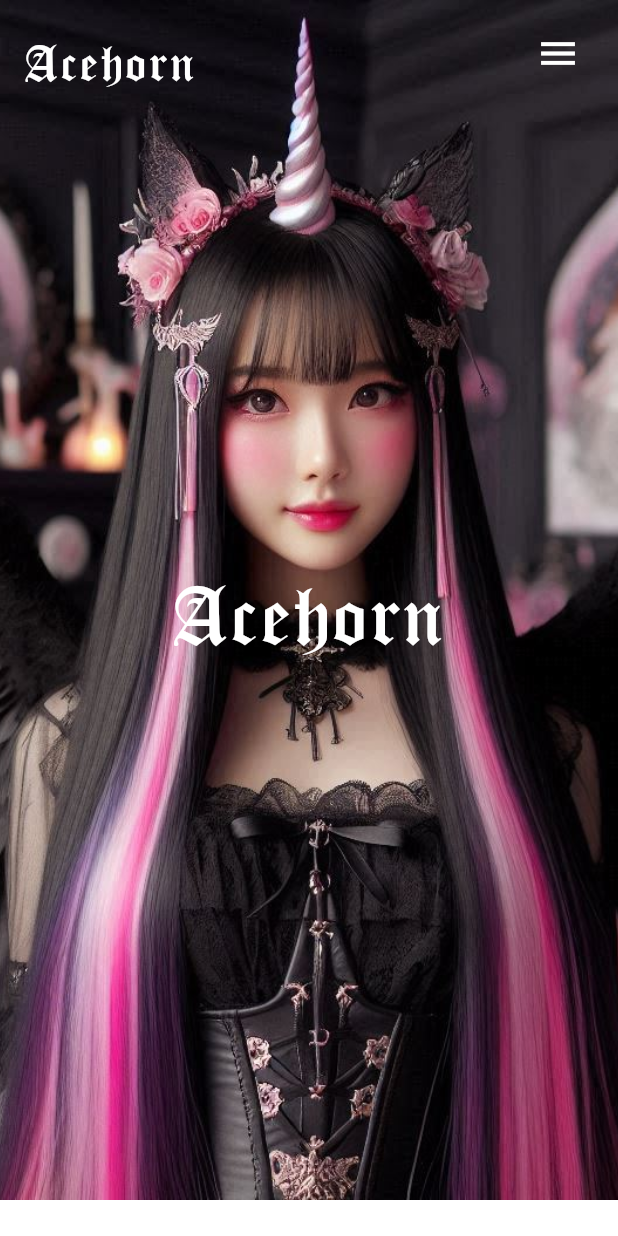
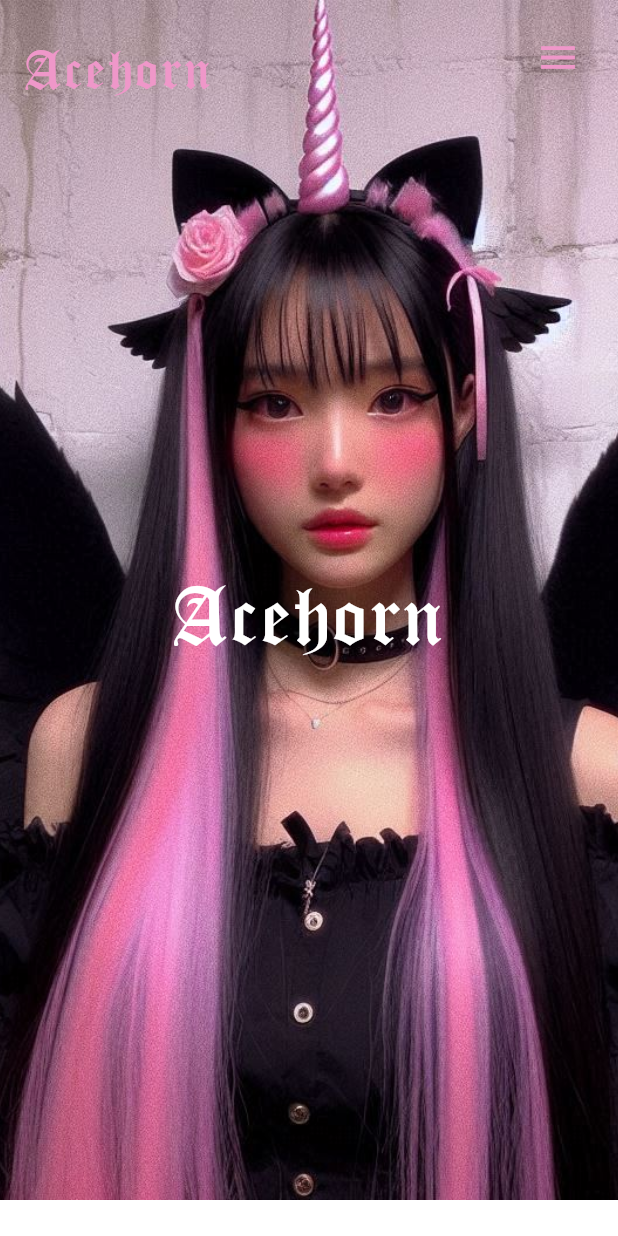
Before and after one commit to Acehorn/acehorn_web, a Flutter app: the screen it shows after launch, on a phone screen of 412 x 824 dp. Run offline on Flutter 3.47's test engine with Material 3 defaults, Android fonts, the phone set to English and light mode, and no system bars; our stand-ins replace fluro.

Commit message:
fix(Home): many fixes in home and side bar

```diff
--- a/lib/ui/home_page.dart
+++ b/lib/ui/home_page.dart
@@ -26,9 +26,9 @@ class _HomePageState extends State<HomePage> {
         child: Column(
           children: [
 
-           SectionWidget(title: 'Acehorn', backgroundImage: 'assets/images/home_image.jpeg', isButton: false, color: Colors.black,),
+           SectionWidget(title: 'Acehorn', backgroundImage: 'assets/images/contact_image.jpeg', isButton: false, color: Colors.black,),
            MusicSectionWidget(title: 'Music', album1: 'assets/images/saviours.jpg', album2: 'assets/images/bewitched.jpg', isButton: true,  onTap: () => _navigate(context, '/music'), backgroundColor: Colors.white,),
-            SectionWidget(title: 'Contact', backgroundImage: 'assets/images/contact_image.jpeg', isButton: true,  onTap: () => _navigate(context, '/contact'), color: Colors.black,),
+            SectionWidget(title: 'Contact', backgroundImage: 'assets/images/home_image.jpeg', isButton: true,  onTap: () => _navigate(context, '/contact'), color: Colors.black,),
             SingleImageSectionWidget(title: 'About Me', image: 'assets/images/about_image.jpeg',  isButton: true,  onTap: () => _navigate(context, '/about'), backgroundColor: Colors.white,),
           ],
         ),
@@ -38,6 +38,7 @@ class _HomePageState extends State<HomePage> {
 
 
   void _navigate(BuildContext context, String route) {
+    Navigator.pop(context);
     AppRouter.router.navigateTo(
       context,
       route,
--- a/lib/ui/widgets/floating_header.dart
+++ b/lib/ui/widgets/floating_header.dart
@@ -18,13 +18,14 @@ class FloatingHeader extends StatelessWidget {
             'Acehorn',
             style: TextStyle(
               fontFamily: 'Old London',
-              fontSize: 36,
-              color: Colors.white,
+              fontSize: 40,
+
+              color: Color.fromRGBO(239, 151, 201, 1),
               letterSpacing: 2,
             ),
           ),
           IconButton(
-            icon: const Icon(Icons.menu, color: Colors.white, size: 30),
+            icon: const Icon(Icons.menu,       color: Color.fromRGBO(239, 151, 201, 1), size: 30),
             onPressed: () => scaffoldKey.currentState?.openEndDrawer(),
           ),
         ],
--- a/lib/ui/widgets/side_menu.dart
+++ b/lib/ui/widgets/side_menu.dart
@@ -8,7 +8,7 @@ class SideMenu extends StatelessWidget {
   const SideMenu({super.key});
 
   void _navigate(BuildContext context, String route) {
-
+Navigator.pop(context);
     AppRouter.router.navigateTo(
       context,
       route,
@@ -20,7 +20,7 @@ class SideMenu extends StatelessWidget {
   @override
   Widget build(BuildContext context) {
     return Drawer(
-      backgroundColor: AppColors.accent.withValues(alpha: 0.95),
+      backgroundColor: AppColors.backgroundDark.withValues(alpha: 0.95),
       child: ListView(
         padding: const EdgeInsets.symmetric(vertical: 40, horizontal: 16),
         children: [
@@ -35,10 +35,9 @@ class SideMenu extends StatelessWidget {
           ),
           const SizedBox(height: 40),
           _menuItem(context, 'Home', '/'),
-          _menuItem(context, 'About', '/about'),
           _menuItem(context, 'Music', '/music'),
-          _menuItem(context, 'Tour', '/tour'),
           _menuItem(context, 'Contact', '/contact'),
+          _menuItem(context, 'About Me', '/about'),
         ],
       ),
     );
--- a/lib/ui/widgets/widget_section_music.dart
+++ b/lib/ui/widgets/widget_section_music.dart
@@ -108,6 +108,20 @@ class _MusicSectionWidgetState extends State<MusicSectionWidget> {
 
   /// Muestra los dos álbumes estilo Spotify
 Widget _albums() {
+  final isMobile = MediaQuery.of(context).size.width < 900;
+
+  if (isMobile) {
+    return Column(
+      mainAxisSize: MainAxisSize.min,
+      children: [
+        _albumCover(widget.album1, size: 180),
+        const SizedBox(height: 20),
+        _albumCover(widget.album2, size: 180),
+      ],
+    );
+  }
+
+  // Desktop layout
   return Row(
     children: [
       _albumCover(widget.album1),
@@ -117,11 +131,12 @@ class _MusicSectionWidgetState extends State<MusicSectionWidget> {
   );
 }
 
+
   /// Cuadro individual de álbum
-  Widget _albumCover(String assetPath) {
+Widget _albumCover(String assetPath, {double size = 250}) {
   return Container(
-      width: 250,
-      height: 250,
+    width: size,
+    height: size,
     decoration: BoxDecoration(
       borderRadius: BorderRadius.circular(8),
       image: DecorationImage(
@@ -130,7 +145,7 @@ class _MusicSectionWidgetState extends State<MusicSectionWidget> {
       ),
       boxShadow: [
         BoxShadow(
-            color: Colors.black.withValues(alpha: 0.8),
+          color: Colors.black.withValues(alpha: 0.25),
           blurRadius: 12,
           offset: const Offset(0, 4),
         ),
@@ -138,4 +153,5 @@ class _MusicSectionWidgetState extends State<MusicSectionWidget> {
     ),
   );
 }
+
 }
```
Lines whose indentation alone changed are shown as unchanged.
